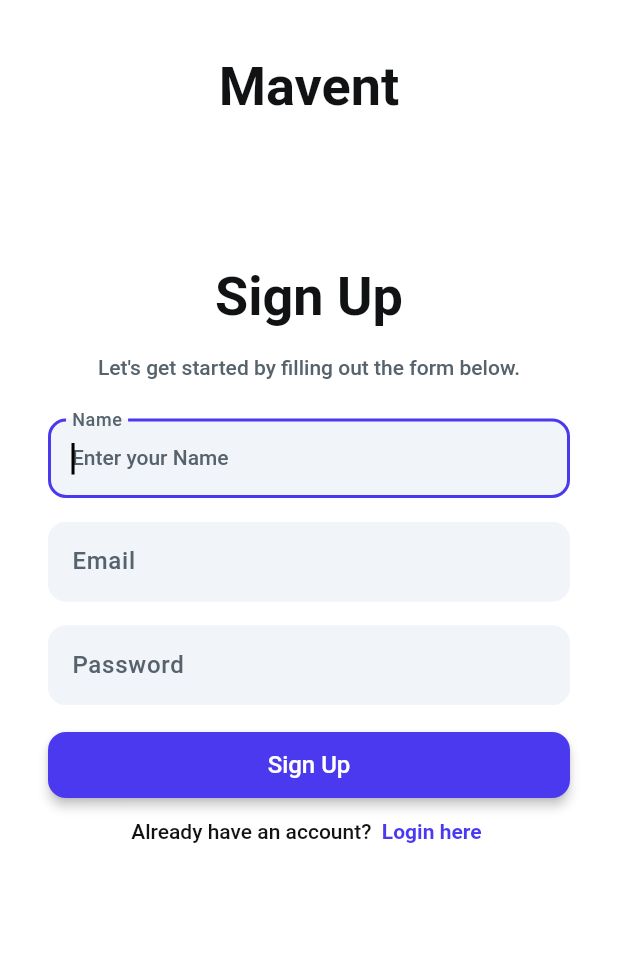
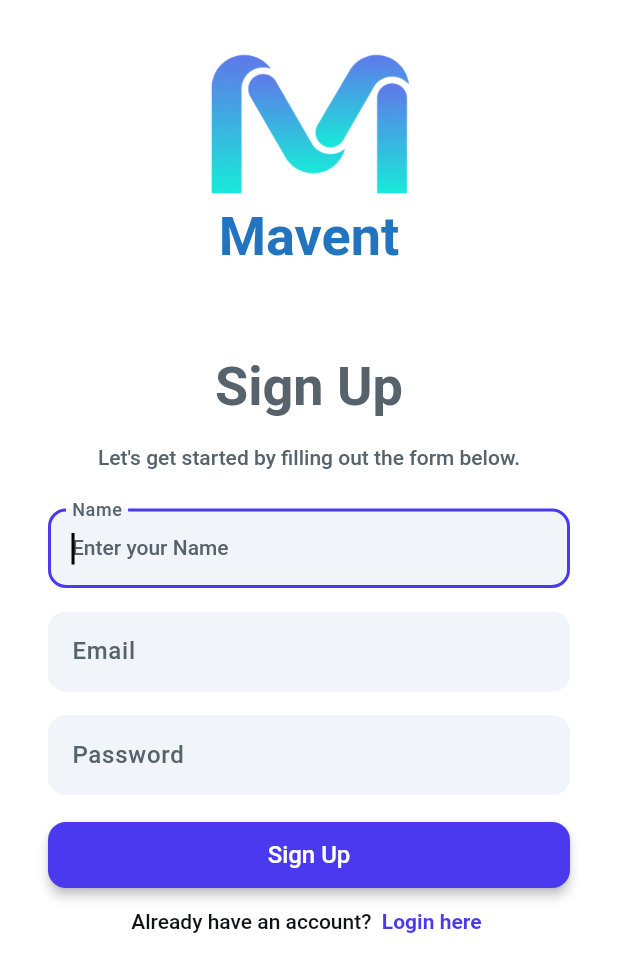
Before and after one commit to yumnakm/mavent, a Flutter app: the screen it shows after launch, after a tap on an icon or button, on a phone screen of 412 x 824 dp. Shown: the top 972 px of the screen. Run offline on Flutter 3.47's test engine with Material 3 defaults, Android fonts, the phone set to English and light mode, and no system bars; Roboto replaces fonts that are missing (Plus Jakarta Sans).

Commit message:
type any message here

```diff
--- a/lib/app/configs/colors.dart
+++ b/lib/app/configs/colors.dart
@@ -1,5 +1,6 @@
 import 'package:flutter/material.dart';
 
+//ini buat colors blom gw ganti masi copasan
 class AppColors {
   static const Color primaryColor = Color(0xFFF47340);
   static const Color primaryLightColor = Color(0xFFFEECE9);
--- a/lib/app/resources/named_routes.dart
+++ b/lib/app/resources/named_routes.dart
@@ -1,3 +1,5 @@
+//ini buat nama routesnya atau apalah ak jg tidak mngerti
+
 class NamedRoutes {
   static const loginScreen = 'login-screen';
   static const homeScreen = '/home-screen';
--- a/lib/main.dart
+++ b/lib/main.dart
@@ -2,6 +2,7 @@ import 'package:flutter/material.dart';
 import 'package:mavent/app/resources/named_routes.dart';
 import 'package:mavent/ui/pages/login_page.dart';
 
+ //ini main lah ya
 
 void main() => runApp(MyApp());
 
--- a/lib/services/ticketmaster_service.dart
+++ b/lib/services/ticketmaster_service.dart
@@ -0,0 +1 @@
+// ini buat ke ticketmasternya
--- a/lib/ui/pages/detail_page.dart
+++ b/lib/ui/pages/detail_page.dart
@@ -0,0 +1 @@
+// ini buat semua tampilan detail event
--- /dev/null
+++ b/lib/ui/pages/edit_event_page.dart
@@ -0,0 +1 @@
+// ini buat tampilan edit event keknya si buat yang bikin event sndiri gitu
--- a/lib/ui/pages/login_page.dart
+++ b/lib/ui/pages/login_page.dart
@@ -2,6 +2,8 @@ import 'package:flutter/material.dart';
 import 'package:mavent/app/resources/named_routes.dart';
 import 'package:mavent/ui/pages/signup_page.dart';
 import 'package:mavent/ui/widgets/custom_input_form.dart';
+
+//ya ini login page lah ya buat desain form2nya ada di bagian folder widget custom input
 
 class LoginPage extends StatefulWidget {
   const LoginPage({super.key});
@@ -48,12 +50,19 @@ class _LoginPageState extends State<LoginPage> {
                               crossAxisAlignment: CrossAxisAlignment.center,
                               children: [
                                 Container(
-                                  height: 140,
+                                  height: 100,
+                                  child: Image.asset(
+                                    'assets/images/logo.png',
+                                     fit: BoxFit.contain,
+                                  ),
+                                ),
+                                Container(
+                                  height: 100,
                                   child: Text(
                                     'Mavent',
                                     style: TextStyle(
                                       fontFamily: 'Plus Jakarta Sans',
-                                      color: Color(0xFF101213),
+                                      color: Color.fromARGB(255, 35, 116, 191),
                                       fontSize: 36,
                                       letterSpacing: 0,
                                       fontWeight: FontWeight.w600,
@@ -64,7 +73,7 @@ class _LoginPageState extends State<LoginPage> {
                                   'Login',
                                   style: TextStyle(
                                     fontFamily: 'Plus Jakarta Sans',
-                                    color: Color(0xFF101213),
+                                    color: Color(0xFF57636C),
                                     fontSize: 36,
                                     letterSpacing: 0,
                                     fontWeight: FontWeight.w600,
--- a/lib/ui/pages/signup_page.dart
+++ b/lib/ui/pages/signup_page.dart
@@ -2,6 +2,8 @@ import 'package:flutter/material.dart';
 import 'package:mavent/app/resources/named_routes.dart';
 import 'package:mavent/ui/pages/login_page.dart';
 import 'package:mavent/ui/widgets/custom_input_form.dart';
+
+//ya ini juga sama aja kaya login
 
 class SignUpPage extends StatefulWidget {
   const SignUpPage({super.key});
@@ -49,12 +51,19 @@ class _SignUpPageState extends State<SignUpPage> {
                               crossAxisAlignment: CrossAxisAlignment.center,
                               children: [
                                 Container(
-                                  height: 140,
+                                  height: 100,
+                                  child: Image.asset(
+                                    'assets/images/logo.png',
+                                    fit: BoxFit.contain,
+                                  ),
+                                ),
+                                Container(
+                                  height: 100,
                                   child: Text(
                                     'Mavent',
                                     style: TextStyle(
                                       fontFamily: 'Plus Jakarta Sans',
-                                      color: Color(0xFF101213),
+                                      color: Color.fromARGB(255, 35, 116, 191),
                                       fontSize: 36,
                                       letterSpacing: 0,
                                       fontWeight: FontWeight.w600,
@@ -65,7 +74,7 @@ class _SignUpPageState extends State<SignUpPage> {
                                   'Sign Up',
                                   style: TextStyle(
                                     fontFamily: 'Plus Jakarta Sans',
-                                    color: Color(0xFF101213),
+                                    color: Color(0xFF57636C),
                                     fontSize: 36,
                                     letterSpacing: 0,
                                     fontWeight: FontWeight.w600,
--- a/lib/ui/pages/ticket_page.dart
+++ b/lib/ui/pages/ticket_page.dart
@@ -0,0 +1 @@
+//ini buat halaman ticket2nya
--- a/lib/ui/widgets/custom_input_form.dart
+++ b/lib/ui/widgets/custom_input_form.dart
@@ -1,4 +1,6 @@
 import 'package:flutter/material.dart';
+
+//ya ini file desain input form jadi smua form ntar bentukan desainnya kek bgni lah kira2
 
 class CustomInputForm extends StatelessWidget {
   final TextEditingController? controller;
--- a/lib/ui/widgets/navigation_bar.dart
+++ b/lib/ui/widgets/navigation_bar.dart
@@ -0,0 +1 @@
+// buat bottom nav bar
--- a/pubspec.yaml
+++ b/pubspec.yaml
@@ -20,6 +20,9 @@ dev_dependencies:
 
 flutter:
   uses-material-design: true
+  assets:
+  - assets/images/logo.png
+
   fonts:
     - family: PlusJakartaSans
       fonts:
```
Also changed, not shown: lib/models/event_model.dart (+15 -0 lines), lib/models/login_model.dart (deleted, +0 -92 lines), lib/services/event_service.dart (added, +31 -0 lines), lib/ui/pages/home_page.dart (+1 -10 lines), lib/ui/widgets/card_event_month.dart (+21 -0 lines), lib/ui/widgets/card_top_event.dart (+22 -0 lines), assets/images/logo.png (added).
